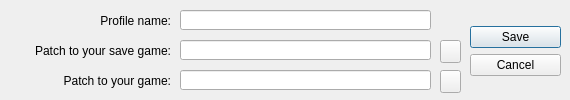
Before: the Qt Designer form GUI_Create.ui in KuFoX-kfx/PZ_CMF, drawn with Qt 5.
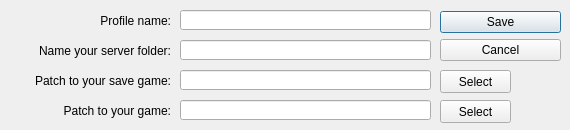
After: the same form once the commit is applied.

```diff
--- a/GUI_Create.ui
+++ b/GUI_Create.ui
@@ -7,7 +7,7 @@
     <x>0</x>
     <y>0</y>
     <width>570</width>
-    <height>100</height>
+    <height>130</height>
    </rect>
   </property>
   <property name="windowTitle">
@@ -16,10 +16,10 @@
   <widget class="QDialogButtonBox" name="BTNBOX">
    <property name="geometry">
     <rect>
-     <x>470</x>
+     <x>440</x>
      <y>0</y>
-     <width>91</width>
-     <height>101</height>
+     <width>121</width>
+     <height>71</height>
     </rect>
    </property>
    <property name="orientation">
@@ -61,9 +61,9 @@
   <widget class="QLabel" name="LBL_3">
    <property name="geometry">
     <rect>
-     <x>20</x>
-     <y>70</y>
-     <width>151</width>
+     <x>10</x>
+     <y>100</y>
+     <width>161</width>
      <height>21</height>
     </rect>
    </property>
@@ -77,9 +77,9 @@
   <widget class="QLabel" name="LBL_2">
    <property name="geometry">
     <rect>
-     <x>20</x>
-     <y>40</y>
-     <width>151</width>
+     <x>10</x>
+     <y>70</y>
+     <width>161</width>
      <height>21</height>
     </rect>
    </property>
@@ -94,7 +94,7 @@
    <property name="geometry">
     <rect>
      <x>180</x>
-     <y>70</y>
+     <y>100</y>
      <width>251</width>
      <height>20</height>
     </rect>
@@ -107,11 +107,14 @@
    <property name="geometry">
     <rect>
      <x>180</x>
-     <y>40</y>
+     <y>70</y>
      <width>251</width>
      <height>20</height>
     </rect>
    </property>
+   <property name="frame">
+    <bool>true</bool>
+   </property>
    <property name="readOnly">
     <bool>true</bool>
    </property>
@@ -120,26 +123,55 @@
    <property name="geometry">
     <rect>
      <x>440</x>
-     <y>40</y>
-     <width>21</width>
+     <y>70</y>
+     <width>71</width>
      <height>23</height>
     </rect>
    </property>
    <property name="text">
-    <string/>
+    <string>Select</string>
    </property>
   </widget>
   <widget class="QPushButton" name="PSHBTN_SYG">
    <property name="geometry">
     <rect>
      <x>440</x>
-     <y>70</y>
-     <width>21</width>
+     <y>100</y>
+     <width>71</width>
      <height>23</height>
     </rect>
    </property>
    <property name="text">
-    <string/>
+    <string>Select</string>
+   </property>
+  </widget>
+  <widget class="QLabel" name="LBL_4">
+   <property name="geometry">
+    <rect>
+     <x>10</x>
+     <y>40</y>
+     <width>161</width>
+     <height>21</height>
+    </rect>
+   </property>
+   <property name="text">
+    <string>Name your server folder:</string>
+   </property>
+   <property name="alignment">
+    <set>Qt::AlignRight|Qt::AlignTrailing|Qt::AlignVCenter</set>
+   </property>
+  </widget>
+  <widget class="QLineEdit" name="LNEdit_NSF">
+   <property name="geometry">
+    <rect>
+     <x>180</x>
+     <y>40</y>
+     <width>251</width>
+     <height>20</height>
+    </rect>
+   </property>
+   <property name="readOnly">
+    <bool>false</bool>
    </property>
   </widget>
  </widget>
```
